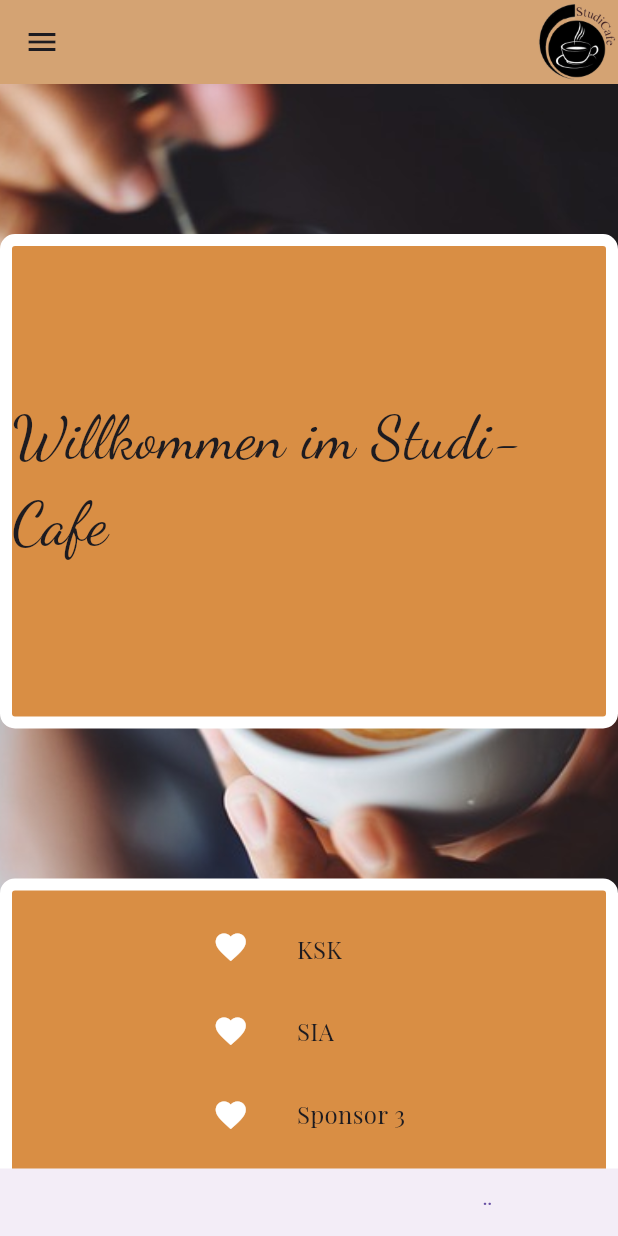
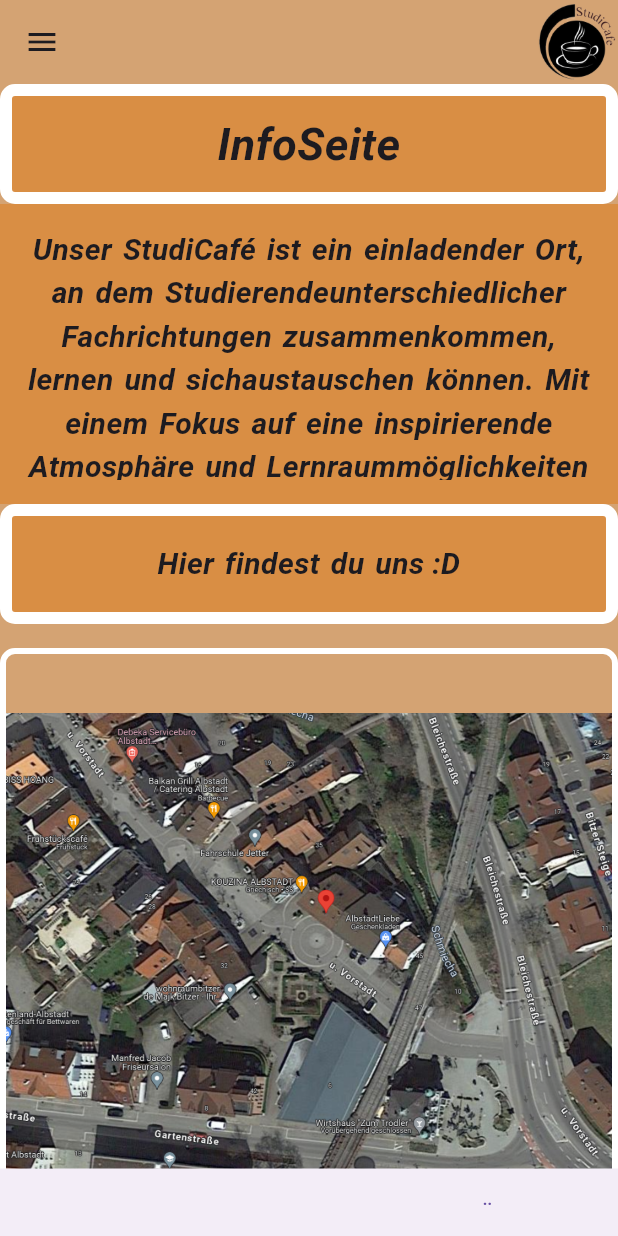
Before and after one commit to CelikFat/ProjektDigitaleTransformation, a Flutter app: the screen it shows after launch, on a phone screen of 412 x 824 dp. Run offline on Flutter 3.47's test engine with Material 3 defaults, Android fonts, the phone set to English and light mode, and no system bars; our stand-ins replace google_maps_flutter.

Commit message:
Hab die Infoseite erstellt

```diff
--- /dev/null
+++ b/lib/Info/Info.dart
@@ -0,0 +1,235 @@
+
+
+import 'package:flutter/material.dart';
+import 'package:studi_cafe/footerbar.dart';
+import 'package:studi_cafe/headerbar.dart';
+import 'package:studi_cafe/sidebar.dart';
+import 'package:google_maps_flutter/google_maps_flutter.dart';
+
+
+class InfoPage extends StatelessWidget {
+  @override
+  Widget build(BuildContext context) {
+     String Betriebskonzept = 'Unser StudiCafé ist ein einladender Ort, an dem Studierendeunterschiedlicher Fachrichtungen zusammenkommen, lernen und sichaustauschen können. Mit einem Fokus auf eine inspirierende Atmosphäre und Lernraummöglichkeiten möchten wir die Aufenthaltsqualität für Studierende verbessern und eine Plattform für Vernetzung und Austausch schaffen. Durch die Kooperation mit der Hochschule, Studierendenwerk, IHK, VDI, der lokalen Gemeinschaft und Unternehmen wollen wir das Studierenden Café zu einem integralen Bestandteil des Hochschullebens machen und die Studierendenbedingungen nachhaltig verbessern.';
+   return Scaffold (
+      backgroundColor: const Color.fromRGBO(0xD4, 0xA3, 0x73, 100),
+      appBar: const HeaderBar(),
+      drawer: const AppSidebar(),
+      body:
+      SingleChildScrollView(
+        child: Column (
+          crossAxisAlignment: CrossAxisAlignment.start,
+          children: [
+            Container(
+              decoration: BoxDecoration(
+                color: const Color(0xFFD98E44),
+                borderRadius: BorderRadius.circular(10.0), // Optional: Add border radius for rounded corners
+                border: Border.all(
+                  color: Colors.white, // White border color
+                  width: 8.0, // Adjust the width of the border
+                ),
+              ),
+              width: double.infinity,
+              height: 80,
+              child: Center(
+                child: Text(
+                  'InfoSeite',
+                  textAlign: TextAlign.center,
+                  overflow: TextOverflow.ellipsis,
+                  style: TextStyle(
+                    fontWeight: FontWeight.bold,
+                    fontSize: 30,
+                    fontStyle: FontStyle.italic,
+                    wordSpacing: 2.0,
+                  ),
+                ),
+              ),
+            ),
+
+            Container(
+              padding: EdgeInsets.all(16.0),
+              decoration: BoxDecoration(
+                color: const Color(0xFFD98E44),
+
+              ),
+              width: double.infinity,
+              height: 200,
+              child: Center(
+                child: Text(
+                  Betriebskonzept,
+                  textAlign: TextAlign.center,
+                  style: TextStyle(
+                    fontWeight: FontWeight.bold,
+                    fontSize: 20,
+                    fontStyle: FontStyle.italic,
+                    wordSpacing: 2.0,
+                  ),
+                ),
+              ),
+            ),
+             Container(
+              decoration: BoxDecoration(
+                color: const Color(0xFFD98E44),
+                borderRadius: BorderRadius.circular(10.0), // Optional: Add border radius for rounded corners
+                border: Border.all(
+                  color: Colors.white, // White border color
+                  width: 8.0, // Adjust the width of the border
+                ),
+              ),
+              width: double.infinity,
+              height: 80,
+              child: Center(
+                child: Text(
+                  'Hier findest du uns :D',
+                  textAlign: TextAlign.center,
+                  overflow: TextOverflow.ellipsis,
+                  style: TextStyle(
+                    fontWeight: FontWeight.bold,
+                    fontSize: 20,
+                    fontStyle: FontStyle.italic,
+                    wordSpacing: 2.0,
+                  ),
+                ),
+              ),
+            ),
+            /*Container(
+              height: 200, // Setze die Höhe des Google Maps-Widgets nach Bedarf
+              child: GoogleMap(
+                initialCameraPosition: CameraPosition(
+                  target: LatLng(37.7749, -122.4194), // Setze die Startposition nach Bedarf
+                  zoom: 12.0,
+                ),
+                markers: {
+                  Marker(
+                    markerId: MarkerId('markerId'),
+                    position: LatLng(37.7749, -122.4194), // Setze die Marker-Position nach Bedarf
+                    infoWindow: InfoWindow(
+                      title: 'Google Maps Marker',
+                    ),
+                  ),
+                },
+              ),
+            ), */
+            SizedBox(height: 16.0), // Füge etwas Platz zwischen der Karte und dem Bild hinzu
+            Container(
+              width: double.infinity,
+              decoration: BoxDecoration(
+                color: Color.fromRGBO(0xD4, 0xA3, 0x73, 100),
+                borderRadius: BorderRadius.circular(10.0), // Optional: Add border radius for rounded corners
+                border: Border.all(
+                  color: Colors.white, // White border color
+                  width: 4.0, // Adjust the width of the border
+                ),
+              ),
+              child: Image.asset(
+                'assets/images/Mapsausschnitt.png', // Passe den Pfad zum Bild an
+                 width: 400,
+                  height: 400, // Passe die Anzeigeeinstellungen nach Bedarf an
+              ),
+
+            ),
+            SizedBox(height: 16.0),
+            Container(
+              decoration: BoxDecoration(
+                color: const Color(0xFFD98E44),
+                borderRadius: BorderRadius.circular(10.0), // Optional: Add border radius for rounded corners
+                border: Border.all(
+                  color: Colors.white, // White border color
+                  width: 6, // Adjust the width of the border
+                ),
+              ),
+              width: double.infinity,
+              height:80,
+              child: Center(
+                child: Text(
+                  'Du hast ein paar Fragen?',
+                  textAlign: TextAlign.center,
+                  overflow: TextOverflow.ellipsis,
+                  style: TextStyle(
+                    fontWeight: FontWeight.bold,
+                    fontSize: 20,
+                    fontStyle: FontStyle.italic,
+                    wordSpacing: 2.0,
+                  ),
+                ),
+              ),
+            ),
+            MyExpansionPanel(),
+          ],
+      ),
+      ),
+      bottomNavigationBar: const FooterBar(),
+    );
+  }
+}
+
+class MyExpansionPanel extends StatefulWidget {
+  @override
+  _MyExpansionPanelState createState() => _MyExpansionPanelState();
+}
+
+class _MyExpansionPanelState extends State<MyExpansionPanel> {
+  List<Item> _data = generateItems();
+
+  @override
+  Widget build(BuildContext context) {
+    return SingleChildScrollView(
+      child: Container(
+        padding: EdgeInsets.all(16.0),
+        child: ExpansionPanelList(
+          expansionCallback: (int index, bool isExpanded) {
+            setState(() {
+              _data[index].isExpanded = !isExpanded;
+            });
+          },
+          children: _data.map<ExpansionPanel>((Item item) {
+            return ExpansionPanel(
+              headerBuilder: (BuildContext context, bool isExpanded) {
+                return InkWell(
+                  onTap: () {
+                    setState(() {
+                      item.isExpanded = !isExpanded;
+                    });
+                  },
+                  child: ListTile(
+                    title: Text(item.question),
+                  ),
+                );
+              },
+              body: ListTile(
+                title: Text(item.answer),
+              ),
+              isExpanded: item.isExpanded,
+            );
+          }).toList(),
+        ),
+      ),
+    );
+  }
+}
+
+class Item {
+  Item({
+    required this.question,
+    required this.answer,
+    this.isExpanded = false,
+  });
+
+  String question;
+  String answer;
+  bool isExpanded;
+}
+
+List<Item> generateItems() {
+  return [
+    Item(
+      question: 'Wo finde ich das Studiencafe?',
+      answer: 'Du findest das Studiencafe in der Vorstadt',
+    ),
+    Item(
+      question: 'Gibt es auch Kaffee im Studiencafe?',
+      answer: 'Jawohl! Es gibt super leckeren Kaffee :)',
+    ),
+    // Füge hier weitere Fragen und Antworten hinzu
+  ];
+}
--- a/lib/food_menu/menu.dart
+++ b/lib/food_menu/menu.dart
@@ -1,7 +1,7 @@
 import 'package:flutter/material.dart';
 import 'package:studi_cafe/food_menu/menu_item.dart';
 import 'package:studi_cafe/food_menu/menu_lists_file.dart';
-import 'package:google_fonts/google_fonts.dart' as google_fonts;
+//import 'package:google_fonts/google_fonts.dart' as google_fonts;
 import 'package:studi_cafe/footerbar.dart';
 import 'package:studi_cafe/headerbar.dart';
 import 'package:studi_cafe/sidebar.dart';
@@ -52,12 +52,12 @@ class MenuPage extends StatelessWidget {
                 'Speisekarte StudiCafe Albstadt',
                 textAlign: TextAlign.center,
                 overflow: TextOverflow.ellipsis,
-                style: google_fonts.GoogleFonts.dancingScript(
+                /*style: google_fonts.GoogleFonts.dancingScript(
                   fontWeight: FontWeight.bold,
                   fontSize: 30,
                   fontStyle: FontStyle.italic,
                   wordSpacing: 2.0,
-                ),
+                ), */
               ),
             ),
           );
@@ -83,11 +83,11 @@ class MenuPage extends StatelessWidget {
                 child: Center(
                   child: Text(
                     menu.$2,
-                    style: google_fonts.GoogleFonts.abel(
+                   /* style: google_fonts.GoogleFonts.abel(
                       color: Colors.white,
                       fontWeight: FontWeight.bold,
                       fontSize: 20,
-                    ),
+                    ), */
                   ),
                 ),
               ),
--- a/lib/home_page/home_page.dart
+++ b/lib/home_page/home_page.dart
@@ -1,5 +1,5 @@
 import 'package:flutter/material.dart';
-import 'package:google_fonts/google_fonts.dart' as google_fonts;
+//import 'package:google_fonts/google_fonts.dart' as google_fonts;
 import 'package:studi_cafe/footerbar.dart';
 import 'package:studi_cafe/headerbar.dart';
 import 'package:studi_cafe/home_page/sponsors_list_file.dart';
@@ -48,9 +48,9 @@ class HomePage extends StatelessWidget {
               child: Center(
                 child: Text (
                   "Willkommen im Studi-Cafe",
-                  style: google_fonts.GoogleFonts.dancingScript(
-                    fontSize: 40,
-                  ),
+                 // style: google_fonts.GoogleFonts.dancingScript(
+                   // fontSize: 40,
+                 // ),
                 ),
               ),
             ),
@@ -87,10 +87,10 @@ class HomePage extends StatelessWidget {
                           padding: const EdgeInsets.all(16.0),
                           child: Text(
                             sponsor,
-                            style: google_fonts.GoogleFonts.playfairDisplay(
-                              fontSize: 16.0,
+                           // style: google_fonts.GoogleFonts.playfairDisplay(
+                             // fontSize: 16.0,
                             ),
-                          ),
+                          //),
                         );
                       }).toList(),
                     ),
--- a/lib/main.dart
+++ b/lib/main.dart
@@ -1,5 +1,7 @@
 import 'package:flutter/material.dart';
 import 'package:studi_cafe/Events/event.dart';
+import 'package:studi_cafe/Info/Info.dart';
+import 'package:studi_cafe/food_menu/menu.dart';
 import 'package:studi_cafe/home_page/home_page.dart';
 
 
@@ -37,6 +39,6 @@ class _MyHomePageState extends State<MyHomePage> {
   @override
   Widget build(BuildContext context) {
     // down the line, implement changing layouts for screen size here
-    return const HomePage();
+    return InfoPage() ;
   }
 }
--- a/pubspec.yaml
+++ b/pubspec.yaml
@@ -36,6 +36,7 @@ dependencies:
   # Use with the CupertinoIcons class for iOS style icons.
   cupertino_icons: ^1.0.2
   google_fonts: ^6.1.0
+  google_maps_flutter: ^2.5.0
 
 dev_dependencies:
   flutter_test:
```
Also changed, not shown: assets/images/Mapsausschnitt.png (added), pubspec.lock, 1 other file.
